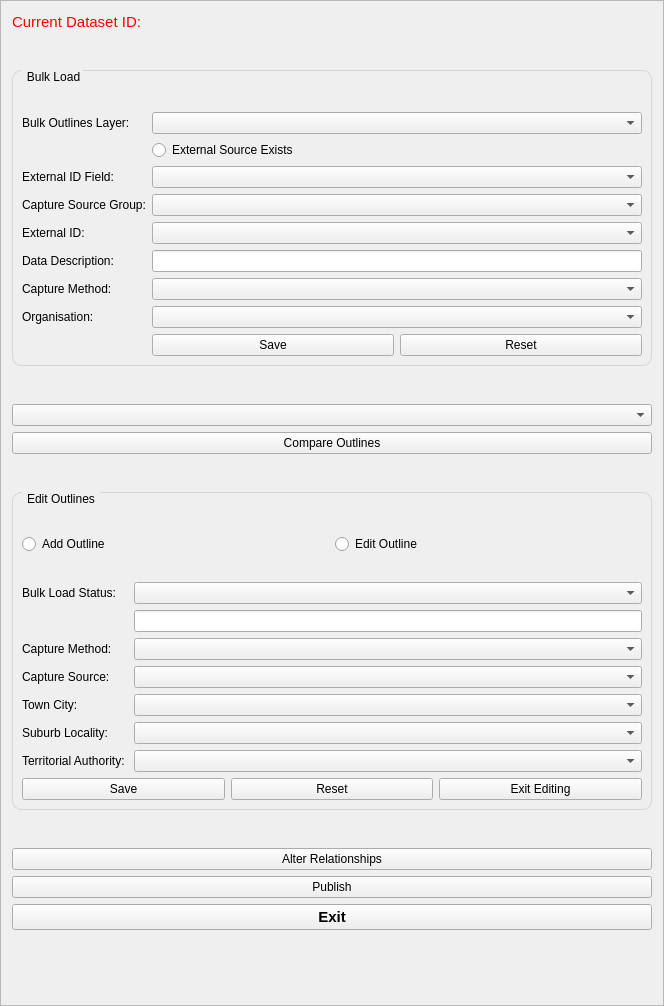
This is buildings/gui/bulk_load.ui in linz/nz-buildings as Qt 5 draws it before an edit. The edited form follows.
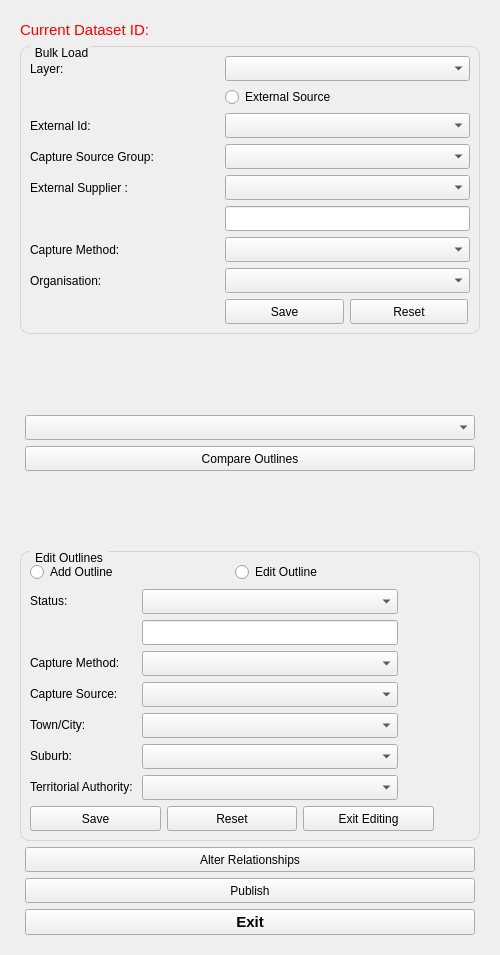
This is the edited form. Custom widgets are drawn as their Qt base class.

What changed in the file:
```diff
--- a/buildings/gui/bulk_load.ui
+++ b/buildings/gui/bulk_load.ui
@@ -6,21 +6,42 @@
    <rect>
     <x>0</x>
     <y>0</y>
-    <width>664</width>
-    <height>1006</height>
+    <width>500</width>
+    <height>955</height>
    </rect>
   </property>
+  <property name="maximumSize">
+   <size>
+    <width>525</width>
+    <height>955</height>
+   </size>
+  </property>
   <property name="windowTitle">
    <string>Frame</string>
   </property>
   <property name="frameShape">
-   <enum>QFrame::StyledPanel</enum>
-  </property>
-  <property name="frameShadow">
-   <enum>QFrame::Raised</enum>
+   <enum>QFrame::NoFrame</enum>
   </property>
   <layout class="QVBoxLayout" name="verticalLayout">
    <item>
+    <widget class="QScrollArea" name="scrollArea">
+     <property name="frameShape">
+      <enum>QFrame::NoFrame</enum>
+     </property>
+     <property name="widgetResizable">
+      <bool>true</bool>
+     </property>
+     <widget class="QWidget" name="scrollAreaWidgetContents">
+      <property name="geometry">
+       <rect>
+        <x>0</x>
+        <y>0</y>
+        <width>482</width>
+        <height>937</height>
+       </rect>
+      </property>
+      <layout class="QVBoxLayout" name="verticalLayout_2">
+       <item>
     <layout class="QHBoxLayout" name="hzly_2">
      <item>
       <widget class="QLabel" name="lb_dataset">
@@ -57,19 +78,6 @@
      </item>
     </layout>
    </item>
-   <item>
-    <spacer name="vtsp_4">
-     <property name="orientation">
-      <enum>Qt::Vertical</enum>
-     </property>
-     <property name="sizeHint" stdset="0">
-      <size>
-       <width>20</width>
-       <height>40</height>
-      </size>
-     </property>
-    </spacer>
-   </item>
    <item>
     <widget class="QGroupBox" name="grpb_bulk_load">
      <property name="styleSheet">
@@ -96,37 +104,22 @@
       <bool>false</bool>
      </property>
      <layout class="QGridLayout" name="gridLayout_3">
-      <item row="4" column="0">
-       <widget class="QLabel" name="lb_capture_src_grp">
-        <property name="text">
-         <string>Capture Source Group:</string>
-        </property>
-       </widget>
-      </item>
-      <item row="5" column="0">
-       <widget class="QLabel" name="lb_external_id_2">
-        <property name="text">
-         <string>External ID:</string>
-        </property>
-       </widget>
-      </item>
-      <item row="4" column="1">
-       <widget class="QComboBox" name="cmb_capture_src_grp"/>
-      </item>
-      <item row="3" column="1">
-       <widget class="QgsFieldComboBox" name="fcb_external_id"/>
-      </item>
-      <item row="6" column="0">
-       <widget class="QLabel" name="lb_data_desc">
-        <property name="text">
-         <string>Data Description:</string>
-        </property>
-       </widget>
-      </item>
-      <item row="16" column="1">
+          <item row="15" column="1">
        <layout class="QHBoxLayout" name="hzly_1">
         <item>
          <widget class="QPushButton" name="btn_bl_save">
+              <property name="minimumSize">
+               <size>
+                <width>0</width>
+                <height>25</height>
+               </size>
+              </property>
+              <property name="maximumSize">
+               <size>
+                <width>119</width>
+                <height>16777215</height>
+               </size>
+              </property>
           <property name="styleSheet">
            <string notr="true"/>
           </property>
@@ -137,6 +130,18 @@
         </item>
         <item>
          <widget class="QPushButton" name="btn_bl_reset">
+              <property name="minimumSize">
+               <size>
+                <width>0</width>
+                <height>25</height>
+               </size>
+              </property>
+              <property name="maximumSize">
+               <size>
+                <width>118</width>
+                <height>16777215</height>
+               </size>
+              </property>
           <property name="styleSheet">
            <string notr="true"/>
           </property>
@@ -147,58 +152,172 @@
         </item>
        </layout>
       </item>
-      <item row="12" column="1">
-       <widget class="QComboBox" name="cmb_organisation"/>
-      </item>
       <item row="11" column="0">
-       <widget class="QLabel" name="lb_capture_method">
-        <property name="text">
-         <string>Capture Method:</string>
-        </property>
-       </widget>
-      </item>
-      <item row="5" column="1">
-       <widget class="QComboBox" name="cmb_external_id"/>
-      </item>
-      <item row="2" column="1">
-       <widget class="QRadioButton" name="rad_external_source">
-        <property name="text">
-         <string>External Source Exists</string>
-        </property>
-       </widget>
-      </item>
-      <item row="11" column="1">
-       <widget class="QComboBox" name="cmb_capture_method"/>
-      </item>
-      <item row="3" column="0">
-       <widget class="QLabel" name="lb_external_id">
-        <property name="text">
-         <string>External ID Field:</string>
-        </property>
-       </widget>
-      </item>
-      <item row="12" column="0">
        <widget class="QLabel" name="lb_organisation">
         <property name="text">
          <string>Organisation:</string>
         </property>
        </widget>
       </item>
-      <item row="6" column="1">
-       <widget class="QLineEdit" name="le_data_description"/>
-      </item>
       <item row="1" column="1">
-       <widget class="QgsMapLayerComboBox" name="ml_outlines_layer"/>
-      </item>
-      <item row="1" column="0">
+           <widget class="QRadioButton" name="rad_external_source">
+            <property name="text">
+             <string>External Source</string>
+            </property>
+           </widget>
+          </item>
+          <item row="0" column="1">
+           <widget class="QgsMapLayerComboBox" name="ml_outlines_layer">
+            <property name="minimumSize">
+             <size>
+              <width>0</width>
+              <height>25</height>
+             </size>
+            </property>
+            <property name="maximumSize">
+             <size>
+              <width>245</width>
+              <height>16777215</height>
+             </size>
+            </property>
+           </widget>
+          </item>
+          <item row="0" column="0">
        <widget class="QLabel" name="lb_outlines">
         <property name="text">
-         <string>Bulk Outlines Layer:</string>
+             <string>Layer:</string>
         </property>
        </widget>
       </item>
-      <item row="0" column="0">
-       <spacer name="verticalSpacer_5">
+          <item row="2" column="0">
+           <widget class="QLabel" name="lb_external_id">
+            <property name="text">
+             <string>External Id:</string>
+            </property>
+           </widget>
+          </item>
+          <item row="10" column="1">
+           <widget class="QComboBox" name="cmb_capture_method">
+            <property name="minimumSize">
+             <size>
+              <width>0</width>
+              <height>25</height>
+             </size>
+            </property>
+            <property name="maximumSize">
+             <size>
+              <width>245</width>
+              <height>16777215</height>
+             </size>
+            </property>
+           </widget>
+          </item>
+          <item row="3" column="0">
+           <widget class="QLabel" name="lb_capture_src_grp">
+            <property name="text">
+             <string>Capture Source Group:</string>
+            </property>
+           </widget>
+          </item>
+          <item row="2" column="1">
+           <widget class="QgsFieldComboBox" name="fcb_external_id">
+            <property name="minimumSize">
+             <size>
+              <width>0</width>
+              <height>25</height>
+             </size>
+            </property>
+            <property name="maximumSize">
+             <size>
+              <width>245</width>
+              <height>16777215</height>
+             </size>
+            </property>
+           </widget>
+          </item>
+          <item row="3" column="1">
+           <widget class="QComboBox" name="cmb_capture_src_grp">
+            <property name="minimumSize">
+             <size>
+              <width>0</width>
+              <height>25</height>
+             </size>
+            </property>
+            <property name="maximumSize">
+             <size>
+              <width>245</width>
+              <height>16777215</height>
+             </size>
+            </property>
+           </widget>
+          </item>
+          <item row="4" column="1">
+           <widget class="QComboBox" name="cmb_external_id">
+            <property name="minimumSize">
+             <size>
+              <width>0</width>
+              <height>25</height>
+             </size>
+            </property>
+            <property name="maximumSize">
+             <size>
+              <width>245</width>
+              <height>16777215</height>
+             </size>
+            </property>
+           </widget>
+          </item>
+          <item row="10" column="0">
+           <widget class="QLabel" name="lb_capture_method">
+            <property name="text">
+             <string>Capture Method:</string>
+            </property>
+           </widget>
+          </item>
+          <item row="11" column="1">
+           <widget class="QComboBox" name="cmb_organisation">
+            <property name="minimumSize">
+             <size>
+              <width>0</width>
+              <height>25</height>
+             </size>
+            </property>
+            <property name="maximumSize">
+             <size>
+              <width>245</width>
+              <height>16777215</height>
+             </size>
+            </property>
+           </widget>
+          </item>
+          <item row="4" column="0">
+           <widget class="QLabel" name="lb_external_id_2">
+            <property name="text">
+             <string>External Supplier :</string>
+            </property>
+           </widget>
+          </item>
+          <item row="5" column="1">
+           <widget class="QLineEdit" name="le_data_description">
+            <property name="minimumSize">
+             <size>
+              <width>0</width>
+              <height>25</height>
+             </size>
+            </property>
+            <property name="maximumSize">
+             <size>
+              <width>245</width>
+              <height>16777215</height>
+             </size>
+            </property>
+           </widget>
+          </item>
+         </layout>
+        </widget>
+       </item>
+       <item>
+        <spacer name="verticalSpacer_2">
         <property name="orientation">
          <enum>Qt::Vertical</enum>
         </property>
@@ -210,27 +329,81 @@
         </property>
        </spacer>
       </item>
-     </layout>
+       <item>
+        <layout class="QHBoxLayout" name="horizontalLayout">
+         <item>
+          <spacer name="horizontalSpacer">
+           <property name="orientation">
+            <enum>Qt::Horizontal</enum>
+           </property>
+           <property name="sizeHint" stdset="0">
+            <size>
+             <width>5</width>
+             <height>20</height>
+            </size>
+           </property>
+          </spacer>
+         </item>
+         <item>
+          <widget class="QComboBox" name="cmb_capture_source_area">
+           <property name="minimumSize">
+            <size>
+             <width>450</width>
+             <height>25</height>
+            </size>
+           </property>
+           <property name="maximumSize">
+            <size>
+             <width>450</width>
+             <height>16777215</height>
+            </size>
+           </property>
     </widget>
    </item>
    <item>
-    <spacer name="vtsp">
+          <spacer name="horizontalSpacer_2">
      <property name="orientation">
-      <enum>Qt::Vertical</enum>
+            <enum>Qt::Horizontal</enum>
      </property>
      <property name="sizeHint" stdset="0">
       <size>
-       <width>20</width>
-       <height>40</height>
+             <width>5</width>
+             <height>5</height>
       </size>
      </property>
     </spacer>
    </item>
+        </layout>
+       </item>
    <item>
-    <widget class="QComboBox" name="cmb_capture_source_area"/>
+        <layout class="QHBoxLayout" name="horizontalLayout_2">
+         <item>
+          <spacer name="horizontalSpacer_3">
+           <property name="orientation">
+            <enum>Qt::Horizontal</enum>
+           </property>
+           <property name="sizeHint" stdset="0">
+            <size>
+             <width>40</width>
+             <height>20</height>
+            </size>
+           </property>
+          </spacer>
    </item>
    <item>
     <widget class="QPushButton" name="btn_compare_outlines">
+           <property name="minimumSize">
+            <size>
+             <width>450</width>
+             <height>25</height>
+            </size>
+           </property>
+           <property name="maximumSize">
+            <size>
+             <width>450</width>
+             <height>16777215</height>
+            </size>
+           </property>
      <property name="styleSheet">
       <string notr="true"/>
      </property>
@@ -240,7 +413,22 @@
     </widget>
    </item>
    <item>
-    <spacer name="vtsp_3">
+          <spacer name="horizontalSpacer_4">
+           <property name="orientation">
+            <enum>Qt::Horizontal</enum>
+           </property>
+           <property name="sizeHint" stdset="0">
+            <size>
+             <width>40</width>
+             <height>20</height>
+            </size>
+           </property>
+          </spacer>
+         </item>
+        </layout>
+       </item>
+       <item>
+        <spacer name="verticalSpacer">
      <property name="orientation">
       <enum>Qt::Vertical</enum>
      </property>
@@ -280,10 +468,22 @@
       <property name="fieldGrowthPolicy">
        <enum>QFormLayout::AllNonFixedFieldsGrow</enum>
       </property>
-      <item row="1" column="0" colspan="2">
+          <item row="0" column="0" colspan="2">
        <layout class="QHBoxLayout" name="hzly_3">
         <item>
          <widget class="QRadioButton" name="rad_add">
+              <property name="minimumSize">
+               <size>
+                <width>0</width>
+                <height>22</height>
+               </size>
+              </property>
+              <property name="maximumSize">
+               <size>
+                <width>199</width>
+                <height>16777215</height>
+               </size>
+              </property>
           <property name="styleSheet">
            <string notr="true"/>
           </property>
@@ -294,6 +494,18 @@
         </item>
         <item>
          <widget class="QRadioButton" name="rad_edit">
+              <property name="minimumSize">
+               <size>
+                <width>0</width>
+                <height>22</height>
+               </size>
+              </property>
+              <property name="maximumSize">
+               <size>
+                <width>199</width>
+                <height>16777215</height>
+               </size>
+              </property>
           <property name="text">
            <string>Edit Outline</string>
           </property>
@@ -301,7 +513,7 @@
         </item>
        </layout>
       </item>
-      <item row="3" column="0">
+          <item row="1" column="0">
        <widget class="QLabel" name="lb_bulk_load_status">
         <property name="font">
          <font>
@@ -311,67 +523,173 @@
          </font>
         </property>
         <property name="text">
-         <string>Bulk Load Status:</string>
+             <string>Status:</string>
+            </property>
+           </widget>
+          </item>
+          <item row="1" column="1">
+           <widget class="QComboBox" name="cmb_status">
+            <property name="minimumSize">
+             <size>
+              <width>0</width>
+              <height>25</height>
+             </size>
+            </property>
+            <property name="maximumSize">
+             <size>
+              <width>256</width>
+              <height>16777215</height>
+             </size>
         </property>
        </widget>
       </item>
       <item row="3" column="1">
-       <widget class="QComboBox" name="cmb_status"/>
-      </item>
-      <item row="7" column="0">
+           <widget class="QLineEdit" name="le_deletion_reason">
+            <property name="minimumSize">
+             <size>
+              <width>0</width>
+              <height>25</height>
+             </size>
+            </property>
+            <property name="maximumSize">
+             <size>
+              <width>256</width>
+              <height>16777215</height>
+             </size>
+            </property>
+           </widget>
+          </item>
+          <item row="5" column="0">
        <widget class="QLabel" name="lb_capture_method_2">
         <property name="text">
          <string>Capture Method:</string>
         </property>
        </widget>
       </item>
-      <item row="7" column="1">
-       <widget class="QComboBox" name="cmb_capture_method_2"/>
-      </item>
-      <item row="8" column="0">
+          <item row="5" column="1">
+           <widget class="QComboBox" name="cmb_capture_method_2">
+            <property name="minimumSize">
+             <size>
+              <width>0</width>
+              <height>25</height>
+             </size>
+            </property>
+            <property name="maximumSize">
+             <size>
+              <width>256</width>
+              <height>16777215</height>
+             </size>
+            </property>
+           </widget>
+          </item>
+          <item row="6" column="0">
        <widget class="QLabel" name="lb_capture_source">
         <property name="text">
          <string>Capture Source:</string>
         </property>
        </widget>
       </item>
-      <item row="8" column="1">
-       <widget class="QComboBox" name="cmb_capture_source"/>
-      </item>
-      <item row="9" column="0">
+          <item row="6" column="1">
+           <widget class="QComboBox" name="cmb_capture_source">
+            <property name="minimumSize">
+             <size>
+              <width>0</width>
+              <height>25</height>
+             </size>
+            </property>
+            <property name="maximumSize">
+             <size>
+              <width>256</width>
+              <height>16777215</height>
+             </size>
+            </property>
+           </widget>
+          </item>
+          <item row="7" column="0">
        <widget class="QLabel" name="lb_town">
         <property name="text">
-         <string>Town City:</string>
+             <string>Town/City:</string>
         </property>
        </widget>
       </item>
-      <item row="9" column="1">
-       <widget class="QComboBox" name="cmb_town"/>
-      </item>
-      <item row="10" column="0">
+          <item row="7" column="1">
+           <widget class="QComboBox" name="cmb_town">
+            <property name="minimumSize">
+             <size>
+              <width>0</width>
+              <height>25</height>
+             </size>
+            </property>
+            <property name="maximumSize">
+             <size>
+              <width>256</width>
+              <height>16777215</height>
+             </size>
+            </property>
+           </widget>
+          </item>
+          <item row="8" column="0">
        <widget class="QLabel" name="lb_suburb">
         <property name="text">
-         <string>Suburb Locality:</string>
+             <string>Suburb:</string>
         </property>
        </widget>
       </item>
-      <item row="10" column="1">
-       <widget class="QComboBox" name="cmb_suburb"/>
-      </item>
-      <item row="11" column="0">
+          <item row="8" column="1">
+           <widget class="QComboBox" name="cmb_suburb">
+            <property name="minimumSize">
+             <size>
+              <width>0</width>
+              <height>25</height>
+             </size>
+            </property>
+            <property name="maximumSize">
+             <size>
+              <width>256</width>
+              <height>16777215</height>
+             </size>
+            </property>
+           </widget>
+          </item>
+          <item row="9" column="0">
        <widget class="QLabel" name="lb_ta">
         <property name="text">
          <string>Territorial Authority: </string>
         </property>
        </widget>
       </item>
-      <item row="11" column="1">
-       <widget class="QComboBox" name="cmb_ta"/>
-      </item>
-      <item row="12" column="0" colspan="2">
+          <item row="9" column="1">
+           <widget class="QComboBox" name="cmb_ta">
+            <property name="minimumSize">
+             <size>
+              <width>0</width>
+              <height>25</height>
+             </size>
+            </property>
+            <property name="maximumSize">
+             <size>
+              <width>256</width>
+              <height>16777215</height>
+             </size>
+            </property>
+           </widget>
+          </item>
+          <item row="10" column="0" colspan="2">
        <layout class="QHBoxLayout" name="hzly_4">
         <item>
          <widget class="QPushButton" name="btn_edit_save">
+              <property name="minimumSize">
+               <size>
+                <width>0</width>
+                <height>25</height>
+               </size>
+              </property>
+              <property name="maximumSize">
+               <size>
+                <width>131</width>
+                <height>16777215</height>
+               </size>
+              </property>
           <property name="styleSheet">
            <string notr="true"/>
           </property>
@@ -382,6 +700,18 @@
         </item>
         <item>
          <widget class="QPushButton" name="btn_edit_reset">
+              <property name="minimumSize">
+               <size>
+                <width>0</width>
+                <height>25</height>
+               </size>
+              </property>
+              <property name="maximumSize">
+               <size>
+                <width>130</width>
+                <height>16777215</height>
+               </size>
+              </property>
           <property name="styleSheet">
            <string notr="true"/>
           </property>
@@ -392,6 +722,18 @@
         </item>
         <item>
          <widget class="QPushButton" name="btn_edit_cancel">
+              <property name="minimumSize">
+               <size>
+                <width>0</width>
+                <height>25</height>
+               </size>
+              </property>
+              <property name="maximumSize">
+               <size>
+                <width>131</width>
+                <height>16777215</height>
+               </size>
+              </property>
           <property name="styleSheet">
            <string notr="true"/>
           </property>
@@ -408,35 +750,6 @@
         </item>
        </layout>
       </item>
-      <item row="0" column="0">
-       <spacer name="vtsp_6">
-        <property name="orientation">
-         <enum>Qt::Vertical</enum>
-        </property>
-        <property name="sizeHint" stdset="0">
-         <size>
-          <width>20</width>
-          <height>30</height>
-         </size>
-        </property>
-       </spacer>
-      </item>
-      <item row="2" column="0">
-       <spacer name="vtsp_7">
-        <property name="orientation">
-         <enum>Qt::Vertical</enum>
-        </property>
-        <property name="sizeHint" stdset="0">
-         <size>
-          <width>20</width>
-          <height>20</height>
-         </size>
-        </property>
-       </spacer>
-      </item>
-      <item row="5" column="1">
-       <widget class="QLineEdit" name="le_deletion_reason"/>
-      </item>
      </layout>
      <zorder>cmb_status</zorder>
      <zorder>lb_bulk_load_status</zorder>
@@ -457,20 +770,34 @@
     </widget>
    </item>
    <item>
-    <spacer name="vtsp_5">
+        <layout class="QHBoxLayout" name="horizontalLayout_3">
+         <item>
+          <spacer name="horizontalSpacer_5">
      <property name="orientation">
-      <enum>Qt::Vertical</enum>
+            <enum>Qt::Horizontal</enum>
      </property>
      <property name="sizeHint" stdset="0">
       <size>
-       <width>20</width>
-       <height>40</height>
+             <width>40</width>
+             <height>20</height>
       </size>
      </property>
     </spacer>
    </item>
    <item>
     <widget class="QPushButton" name="btn_alter_rel">
+           <property name="minimumSize">
+            <size>
+             <width>450</width>
+             <height>25</height>
+            </size>
+           </property>
+           <property name="maximumSize">
+            <size>
+             <width>450</width>
+             <height>16777215</height>
+            </size>
+           </property>
      <property name="styleSheet">
       <string notr="true"/>
      </property>
@@ -480,7 +807,49 @@
     </widget>
    </item>
    <item>
+          <spacer name="horizontalSpacer_6">
+           <property name="orientation">
+            <enum>Qt::Horizontal</enum>
+           </property>
+           <property name="sizeHint" stdset="0">
+            <size>
+             <width>40</width>
+             <height>20</height>
+            </size>
+           </property>
+          </spacer>
+         </item>
+        </layout>
+       </item>
+       <item>
+        <layout class="QHBoxLayout" name="horizontalLayout_4">
+         <item>
+          <spacer name="horizontalSpacer_7">
+           <property name="orientation">
+            <enum>Qt::Horizontal</enum>
+           </property>
+           <property name="sizeHint" stdset="0">
+            <size>
+             <width>40</width>
+             <height>20</height>
+            </size>
+           </property>
+          </spacer>
+         </item>
+         <item>
     <widget class="QPushButton" name="btn_publish">
+           <property name="minimumSize">
+            <size>
+             <width>450</width>
+             <height>25</height>
+            </size>
+           </property>
+           <property name="maximumSize">
+            <size>
+             <width>450</width>
+             <height>16777215</height>
+            </size>
+           </property>
      <property name="styleSheet">
       <string notr="true"/>
      </property>
@@ -490,7 +859,49 @@
     </widget>
    </item>
    <item>
+          <spacer name="horizontalSpacer_9">
+           <property name="orientation">
+            <enum>Qt::Horizontal</enum>
+           </property>
+           <property name="sizeHint" stdset="0">
+            <size>
+             <width>40</width>
+             <height>20</height>
+            </size>
+           </property>
+          </spacer>
+         </item>
+        </layout>
+       </item>
+       <item>
+        <layout class="QHBoxLayout" name="horizontalLayout_5">
+         <item>
+          <spacer name="horizontalSpacer_10">
+           <property name="orientation">
+            <enum>Qt::Horizontal</enum>
+           </property>
+           <property name="sizeHint" stdset="0">
+            <size>
+             <width>40</width>
+             <height>20</height>
+            </size>
+           </property>
+          </spacer>
+         </item>
+         <item>
     <widget class="QPushButton" name="btn_exit">
+           <property name="minimumSize">
+            <size>
+             <width>450</width>
+             <height>25</height>
+            </size>
+           </property>
+           <property name="maximumSize">
+            <size>
+             <width>450</width>
+             <height>16777215</height>
+            </size>
+           </property>
      <property name="styleSheet">
       <string notr="true">QPushButton {
     font-size: 11pt;
@@ -504,30 +915,23 @@
     </widget>
    </item>
    <item>
-    <spacer name="vtsp_2">
+          <spacer name="horizontalSpacer_11">
      <property name="orientation">
-      <enum>Qt::Vertical</enum>
+            <enum>Qt::Horizontal</enum>
      </property>
      <property name="sizeHint" stdset="0">
       <size>
-       <width>20</width>
-       <height>40</height>
+             <width>40</width>
+             <height>20</height>
       </size>
      </property>
     </spacer>
    </item>
-   <item>
-    <spacer name="vtsp_1">
-     <property name="orientation">
-      <enum>Qt::Vertical</enum>
-     </property>
-     <property name="sizeHint" stdset="0">
-      <size>
-       <width>20</width>
-       <height>40</height>
-      </size>
-     </property>
-    </spacer>
+        </layout>
+       </item>
+      </layout>
+     </widget>
+    </widget>
    </item>
   </layout>
  </widget>
```
Left out of the diff: 6 changed lines with no effect on the pictures. Lines whose indentation alone changed are shown as unchanged.
